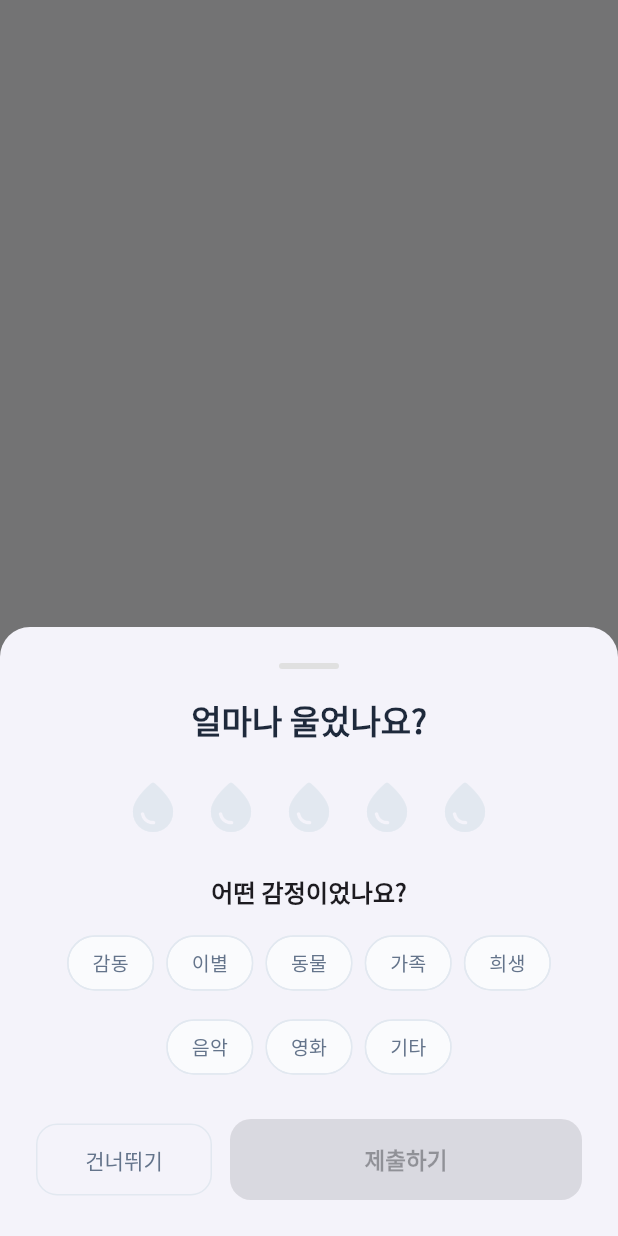
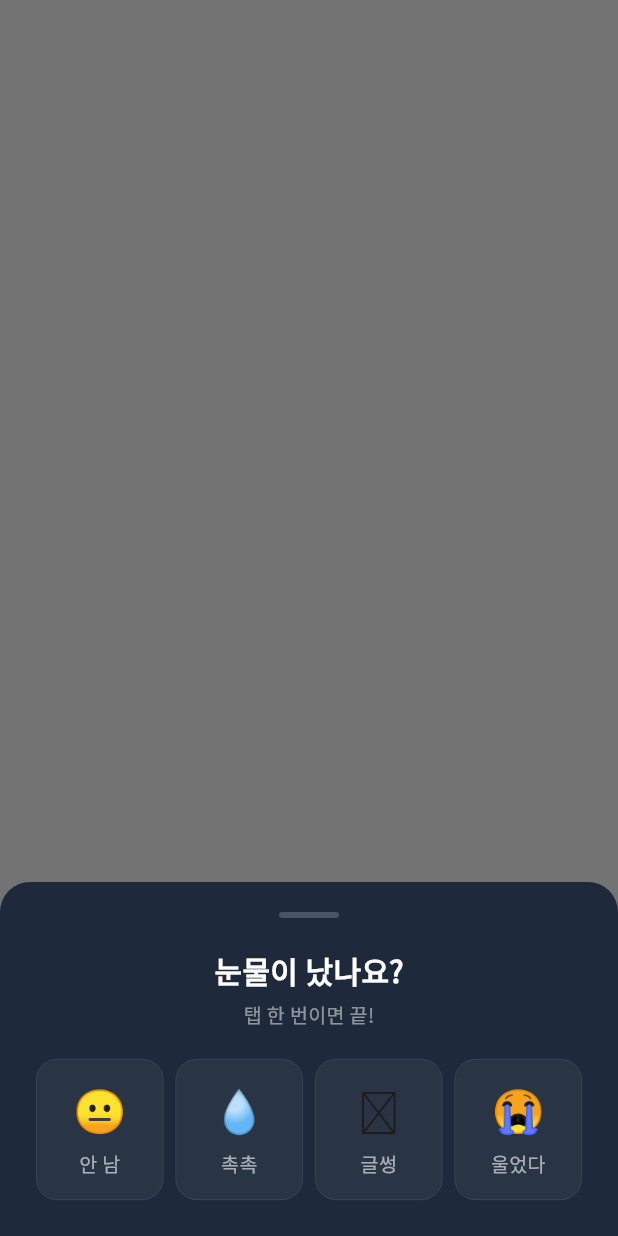
Before and after one commit to min-apps/tear-drop, a Flutter app: what show() shows on an empty page, opened directly with empty values, on a phone screen of 412 x 824 dp. Run offline on Flutter 3.47's test engine with Material 3 defaults, Android fonts, the phone set to English and light mode, and no system bars; our stand-ins replace cached_network_image, cloud_firestore, firebase_analytics, firebase_auth, firebase_core, flutter_animate and 5 more; accounts and stored records are empty; network calls fail.

Commit message:
feat: simplify feedback to 4-point behavioral anchor scale
Replace 5-point tear rating + emotion tag selection with a 4-point
behavioral intensity scale (0: 안 남, 1: 촉촉, 2: 글썽, 3: 울었다).
Each level maps to an observable physiological response, not subjective
feeling. One-tap submission — no submit/skip buttons needed.

Category context auto-tagged from the feed selection, eliminating
redundant emotion tag input. Dark-themed bottom sheet matches feed UX.

Document scale design rationale in README for research reference.

Co-Authored-By: Claude Opus 4.6 <noreply@anthropic.com>

```diff
--- a/lib/src/features/feed/feed_screen.dart
+++ b/lib/src/features/feed/feed_screen.dart
@@ -114,6 +114,7 @@ class _FeedScreenState extends ConsumerState<FeedScreen> {
       context,
       youtubeId: _videoIds[_currentIndex],
       watchDurationSec: _watchDurationSec,
+      categoryId: _selectedCategory,
     );
   }
 
--- a/lib/src/features/player/tear_feedback_sheet.dart
+++ b/lib/src/features/player/tear_feedback_sheet.dart
@@ -6,37 +6,39 @@ import 'package:teardrop/src/data/repositories/user_repository.dart';
 import 'package:teardrop/src/data/services/analytics_service.dart';
 import 'package:teardrop/src/data/services/tear_profile_service.dart';
 import 'package:teardrop/src/features/auth/auth_providers.dart';
-import 'package:teardrop/src/shared/widgets/emotion_tag_chips.dart';
 import 'package:teardrop/src/shared/widgets/tear_rating_widget.dart';
-import 'package:teardrop/src/theme.dart';
 
 class TearFeedbackSheet extends ConsumerStatefulWidget {
   const TearFeedbackSheet({
     super.key,
     required this.youtubeId,
     required this.watchDurationSec,
+    this.categoryId,
     this.isReplay = false,
   });
 
   final String youtubeId;
   final int watchDurationSec;
+  final String? categoryId;
   final bool isReplay;
 
   static Future<void> show(
     BuildContext context, {
     required String youtubeId,
     required int watchDurationSec,
+    String? categoryId,
     bool isReplay = false,
   }) {
     return showModalBottomSheet(
       context: context,
-      isScrollControlled: true,
+      backgroundColor: const Color(0xFF1E293B),
       shape: const RoundedRectangleBorder(
         borderRadius: BorderRadius.vertical(top: Radius.circular(20)),
       ),
       builder: (_) => TearFeedbackSheet(
         youtubeId: youtubeId,
         watchDurationSec: watchDurationSec,
+        categoryId: categoryId,
         isReplay: isReplay,
       ),
     );
@@ -47,8 +49,6 @@ class TearFeedbackSheet extends ConsumerStatefulWidget {
 }
 
 class _TearFeedbackSheetState extends ConsumerState<TearFeedbackSheet> {
-  int _rating = 0;
-  List<String> _selectedTags = [];
   bool _submitting = false;
 
   @override
@@ -56,9 +56,9 @@ class _TearFeedbackSheetState extends ConsumerState<TearFeedbackSheet> {
     return Padding(
       padding: EdgeInsets.only(
         bottom: MediaQuery.of(context).viewInsets.bottom,
-        left: 24,
-        right: 24,
-        top: 24,
+        left: 20,
+        right: 20,
+        top: 20,
       ),
       child: Column(
         mainAxisSize: MainAxisSize.min,
@@ -67,122 +67,103 @@ class _TearFeedbackSheetState extends ConsumerState<TearFeedbackSheet> {
             width: 40,
             height: 4,
             decoration: BoxDecoration(
-              color: Colors.grey.shade300,
+              color: Colors.white.withValues(alpha: 0.2),
               borderRadius: BorderRadius.circular(2),
             ),
           ),
           const SizedBox(height: 20),
+          const Text(
+            '눈물이 났나요?',
+            style: TextStyle(
+              color: Colors.white,
+              fontSize: 20,
+              fontWeight: FontWeight.w700,
+            ),
+          ),
+          const SizedBox(height: 6),
           Text(
-            '얼마나 울었나요?',
-            style: Theme.of(context).textTheme.titleLarge?.copyWith(
-                  fontWeight: FontWeight.w700,
-                  color: TearDropTheme.textPrimary,
-                ),
+            '탭 한 번이면 끝!',
+            style: TextStyle(
+              color: Colors.white.withValues(alpha: 0.5),
+              fontSize: 13,
+            ),
           ),
-          const SizedBox(height: 8),
-          if (_rating > 0)
-            Text(
-              TearRatingWidget.labelFor(_rating),
-              style: Theme.of(context).textTheme.bodyMedium?.copyWith(
-                    color: TearDropTheme.primary,
-                  ),
+          const SizedBox(height: 20),
+          if (_submitting)
+            const Padding(
+              padding: EdgeInsets.symmetric(vertical: 30),
+              child: CircularProgressIndicator(color: Colors.white),
+            )
+          else
+            TearRatingWidget(
+              rating: null,
+              onChanged: _submit,
             ),
-          const SizedBox(height: 16),
-          TearRatingWidget(
-            rating: _rating,
-            onChanged: (r) => setState(() => _rating = r),
-          ),
-          const SizedBox(height: 24),
-          Text(
-            '어떤 감정이었나요?',
-            style: Theme.of(context).textTheme.titleMedium?.copyWith(
-                  fontWeight: FontWeight.w600,
-                ),
-          ),
-          const SizedBox(height: 12),
-          EmotionTagChips(
-            selectedTags: _selectedTags,
-            onChanged: (tags) => setState(() => _selectedTags = tags),
-          ),
-          const SizedBox(height: 24),
-          Row(
-            children: [
-              Expanded(
-                child: OutlinedButton(
-                  onPressed: _submitting ? null : _skip,
-                  child: const Text('건너뛰기'),
-                ),
-              ),
-              const SizedBox(width: 12),
-              Expanded(
-                flex: 2,
-                child: ElevatedButton(
-                  onPressed: _rating > 0 && !_submitting ? _submit : null,
-                  child: _submitting
-                      ? const SizedBox(
-                          height: 20,
-                          width: 20,
-                          child: CircularProgressIndicator(
-                            strokeWidth: 2,
-                            color: Colors.white,
-                          ),
-                        )
-                      : const Text('제출하기'),
-                ),
-              ),
-            ],
-          ),
           const SizedBox(height: 24),
         ],
       ),
     );
   }
 
-  Future<void> _submit() async {
+  Future<void> _submit(int tearRating) async {
     HapticFeedback.mediumImpact();
     setState(() => _submitting = true);
     try {
       final user = ref.read(authStateProvider).value;
       if (user == null) return;
 
+      // Auto-derive emotion tag from category context
+      final autoTags = <String>[];
+      if (widget.categoryId != null) {
+        autoTags.add(widget.categoryId!);
+      }
+
       final reactionRepo = TearReactionRepository();
       final userRepo = UserRepository();
 
-      // Save reaction
       await reactionRepo.addReaction(
         uid: user.uid,
         youtubeId: widget.youtubeId,
-        tearRating: _rating,
-        emotionTags: _selectedTags,
+        tearRating: tearRating,
+        emotionTags: autoTags,
         watchDurationSec: widget.watchDurationSec,
         isReplay: widget.isReplay,
       );
 
-      // Update user aggregates
       final currentUser = await userRepo.getUser(user.uid);
       if (currentUser != null) {
         final newAvg = TearProfileService.computeNewAverage(
           currentUser.averageTearRating,
           currentUser.totalReactions,
-          _rating,
+          tearRating,
         );
         await userRepo.updateAfterReaction(
           user.uid,
-          tearRating: _rating,
-          emotionTags: _selectedTags,
+          tearRating: tearRating,
+          emotionTags: autoTags,
           newAverageRating: newAvg,
           newTotalReactions: currentUser.totalReactions + 1,
         );
       }
 
-      // Log analytics
       try {
-        final analytics = AnalyticsService();
-        await analytics.logFeedbackSubmitted(
-            widget.youtubeId, _rating, _selectedTags);
+        AnalyticsService().logFeedbackSubmitted(
+          widget.youtubeId,
+          tearRating,
+          autoTags,
+        );
       } catch (_) {}
 
-      if (mounted) Navigator.of(context).pop();
+      if (mounted) {
+        Navigator.of(context).pop();
+        ScaffoldMessenger.of(context).showSnackBar(
+          SnackBar(
+            content: Text('${TearRatingWidget.labelFor(tearRating)} — 기록했어요!'),
+            duration: const Duration(seconds: 2),
+            backgroundColor: const Color(0xFF1E293B),
+          ),
+        );
+      }
     } catch (e) {
       if (mounted) {
         ScaffoldMessenger.of(context).showSnackBar(
@@ -193,12 +174,4 @@ class _TearFeedbackSheetState extends ConsumerState<TearFeedbackSheet> {
       if (mounted) setState(() => _submitting = false);
     }
   }
-
-  void _skip() {
-    try {
-      final analytics = AnalyticsService();
-      analytics.logFeedbackSkipped(widget.youtubeId);
-    } catch (_) {}
-    Navigator.of(context).pop();
-  }
 }
--- a/lib/src/shared/widgets/tear_rating_widget.dart
+++ b/lib/src/shared/widgets/tear_rating_widget.dart
@@ -1,62 +1,100 @@
 import 'package:flutter/material.dart';
 import 'package:flutter/services.dart';
-import 'package:teardrop/src/theme.dart';
 
-/// A 1-5 teardrop rating selector.
+/// 4-point behavioral anchor tear intensity scale (0-3).
+///
+/// Each level corresponds to an observable physiological response:
+///   0 = No tears
+///   1 = Eyes moistened
+///   2 = Tears welled up
+///   3 = Tears flowed
 class TearRatingWidget extends StatelessWidget {
   const TearRatingWidget({
     super.key,
     required this.rating,
     required this.onChanged,
-    this.size = 40,
   });
 
-  final int rating;
+  final int? rating;
   final ValueChanged<int> onChanged;
-  final double size;
+
+  static const List<TearLevel> levels = [
+    TearLevel(value: 0, emoji: '😐', label: '안 남', description: '눈물 반응 없음'),
+    TearLevel(value: 1, emoji: '💧', label: '촉촉', description: '눈에 수분감'),
+    TearLevel(value: 2, emoji: '🥲', label: '글썽', description: '눈물이 고임'),
+    TearLevel(value: 3, emoji: '😭', label: '울었다', description: '눈물이 흐름'),
+  ];
+
+  static String labelFor(int rating) {
+    if (rating < 0 || rating > 3) return '';
+    return levels[rating].label;
+  }
 
   @override
   Widget build(BuildContext context) {
     return Row(
-      mainAxisAlignment: MainAxisAlignment.center,
-      children: List.generate(5, (index) {
-        final level = index + 1;
-        final isSelected = level <= rating;
-        return GestureDetector(
-          onTap: () {
-            HapticFeedback.lightImpact();
-            onChanged(level);
-          },
-          child: Padding(
-            padding: const EdgeInsets.symmetric(horizontal: 6),
-            child: AnimatedScale(
-              scale: isSelected ? 1.15 : 1.0,
+      children: levels.map((level) {
+        final isSelected = rating == level.value;
+        return Expanded(
+          child: GestureDetector(
+            onTap: () {
+              HapticFeedback.lightImpact();
+              onChanged(level.value);
+            },
+            child: AnimatedContainer(
               duration: const Duration(milliseconds: 200),
-              curve: Curves.elasticOut,
-              child: Icon(
-                Icons.water_drop_rounded,
-                size: size,
+              margin: const EdgeInsets.symmetric(horizontal: 4),
+              padding: const EdgeInsets.symmetric(vertical: 14),
+              decoration: BoxDecoration(
                 color: isSelected
-                    ? TearDropTheme.primary
-                    : TearDropTheme.border,
+                    ? Colors.white.withValues(alpha: 0.15)
+                    : Colors.white.withValues(alpha: 0.05),
+                borderRadius: BorderRadius.circular(14),
+                border: Border.all(
+                  color: isSelected
+                      ? Colors.white.withValues(alpha: 0.4)
+                      : Colors.white.withValues(alpha: 0.1),
+                  width: isSelected ? 1.5 : 0.5,
+                ),
+              ),
+              child: Column(
+                mainAxisSize: MainAxisSize.min,
+                children: [
+                  Text(
+                    level.emoji,
+                    style: TextStyle(fontSize: isSelected ? 32 : 28),
+                  ),
+                  const SizedBox(height: 6),
+                  Text(
+                    level.label,
+                    style: TextStyle(
+                      color: isSelected
+                          ? Colors.white
+                          : Colors.white.withValues(alpha: 0.6),
+                      fontSize: 13,
+                      fontWeight:
+                          isSelected ? FontWeight.w700 : FontWeight.w400,
+                    ),
+                  ),
+                ],
               ),
             ),
           ),
         );
-      }),
+      }).toList(),
     );
   }
+}
 
-  static const List<String> labels = [
-    '눈물 없음',
-    '살짝 촉촉',
-    '눈물 글썽',
-    '주르륵',
-    '폭풍 눈물',
-  ];
-
-  static String labelFor(int rating) {
-    if (rating < 1 || rating > 5) return '';
-    return labels[rating - 1];
-  }
+class TearLevel {
+  const TearLevel({
+    required this.value,
+    required this.emoji,
+    required this.label,
+    required this.description,
+  });
+  final int value;
+  final String emoji;
+  final String label;
+  final String description;
 }
```
Also changed, not shown: 2 other files.
